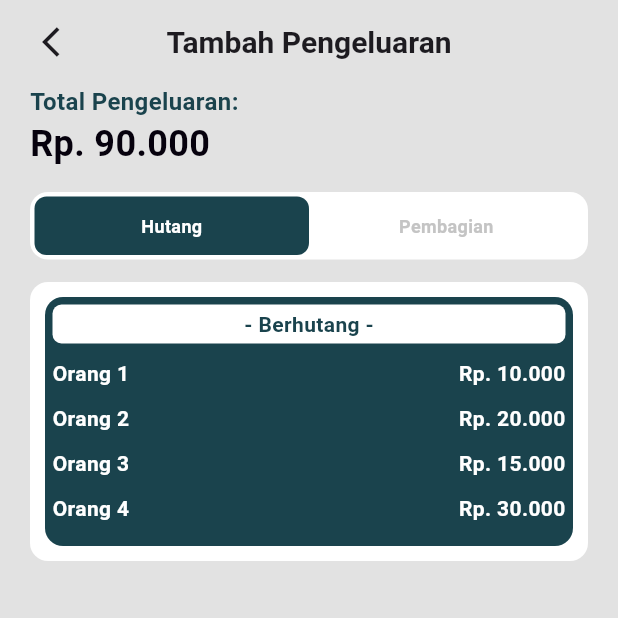
After one commit to Sythaz/SiapBayar-Frontend, a Flutter app: the HasilPerhitunganPage screen opened directly, on a phone screen of 412 x 824 dp, the top half of it. The commit adds this screen. Run offline on Flutter 3.47's test engine with Material 3 defaults, Android fonts, the phone set to English and light mode, and no system bars.

Commit message:
feat: Add PatunganModel and HasilPerhitunganPage

```diff
--- /dev/null
+++ b/lib/pages/hasil_perhitungan_page.dart
@@ -0,0 +1,285 @@
+import 'package:flutter/material.dart';
+
+import '../colors.dart';
+
+enum HasilCategory { hutang, pembagian }
+
+class HasilPerhitunganPage extends StatefulWidget {
+  const HasilPerhitunganPage({super.key});
+
+  @override
+  State<HasilPerhitunganPage> createState() => _HasilPerhitunganPageState();
+}
+
+class _HasilPerhitunganPageState extends State<HasilPerhitunganPage> {
+  HasilCategory _currentHasilCategory = HasilCategory.hutang;
+
+  final List<Map<String, String>> hutangList = [
+    {"nama": "Orang 1", "jumlah": "Rp. 10.000"},
+    {"nama": "Orang 2", "jumlah": "Rp. 20.000"},
+    {"nama": "Orang 3", "jumlah": "Rp. 15.000"},
+    {"nama": "Orang 4", "jumlah": "Rp. 30.000"},
+  ];
+
+  final List<Map<String, String>> pembagianList = [
+    {"nama": "Orang 1", "jumlah": "Rp. 0"},
+    {"nama": "Orang 2", "jumlah": "Rp. 0"},
+    {"nama": "Orang 3", "jumlah": "Rp. 0"},
+    {"nama": "Orang 4", "jumlah": "Rp. 90.000"},
+  ];
+
+  @override
+  Widget build(BuildContext context) {
+    return Scaffold(
+      backgroundColor: AppColors.background,
+      appBar: AppBar(
+        backgroundColor: AppColors.background,
+        centerTitle: true,
+        leading: Padding(
+          padding: const EdgeInsets.only(left: 20),
+          child: IconButton(
+            onPressed: () {
+              Navigator.pop(context);
+            },
+            icon: const Icon(Icons.arrow_back_ios),
+          ),
+        ),
+        title: const Text(
+          'Tambah Pengeluaran',
+          style: TextStyle(fontSize: 20, fontWeight: FontWeight.bold),
+        ),
+      ),
+      body: Padding(
+        padding: const EdgeInsets.symmetric(horizontal: 20),
+        child: Column(
+          crossAxisAlignment: CrossAxisAlignment.start,
+          children: [
+            Text(
+              'Total Pengeluaran:',
+              style: TextStyle(
+                fontSize: 16,
+                color: AppColors.primary,
+                fontWeight: FontWeight.bold,
+              ),
+            ),
+            Text(
+              'Rp. 90.000',
+              style: TextStyle(
+                fontSize: 24,
+                color: AppColors.black,
+                fontWeight: FontWeight.bold,
+              ),
+            ),
+            SizedBox(height: 15),
+            Container(
+              height: 45,
+              width: double.infinity,
+              decoration: BoxDecoration(
+                color: AppColors.white,
+                borderRadius: BorderRadius.circular(12),
+              ),
+              child: Padding(
+                padding: const EdgeInsets.symmetric(horizontal: 3, vertical: 3),
+                child: Row(
+                  children: [
+                    Expanded(
+                      child: InkWell(
+                        onTap: () {
+                          setState(() {
+                            _currentHasilCategory = HasilCategory.hutang;
+                          });
+                        },
+                        child: Container(
+                          decoration: BoxDecoration(
+                            color: _currentHasilCategory == HasilCategory.hutang
+                                ? AppColors.primary
+                                : AppColors.white,
+                            borderRadius: BorderRadius.circular(8),
+                          ),
+                          child: Center(
+                            child: Text(
+                              'Hutang',
+                              style: TextStyle(
+                                color:
+                                    _currentHasilCategory ==
+                                        HasilCategory.hutang
+                                    ? AppColors.white
+                                    : AppColors.grey,
+                                fontSize: 12,
+                                fontWeight: FontWeight.bold,
+                              ),
+                            ),
+                          ),
+                        ),
+                      ),
+                    ),
+                    Expanded(
+                      child: InkWell(
+                        onTap: () {
+                          setState(() {
+                            _currentHasilCategory = HasilCategory.pembagian;
+                          });
+                        },
+                        child: Container(
+                          decoration: BoxDecoration(
+                            color:
+                                _currentHasilCategory == HasilCategory.pembagian
+                                ? AppColors.primary
+                                : AppColors.white,
+                            borderRadius: BorderRadius.circular(8),
+                          ),
+                          child: Center(
+                            child: Text(
+                              'Pembagian',
+                              style: TextStyle(
+                                color:
+                                    _currentHasilCategory ==
+                                        HasilCategory.pembagian
+                                    ? AppColors.white
+                                    : AppColors.grey,
+                                fontSize: 12,
+                                fontWeight: FontWeight.bold,
+                              ),
+                            ),
+                          ),
+                        ),
+                      ),
+                    ),
+                  ],
+                ),
+              ),
+            ),
+            SizedBox(height: 15),
+            _currentHasilCategory == HasilCategory.hutang
+                ? Container(
+                    decoration: BoxDecoration(
+                      color: AppColors.white,
+                      borderRadius: BorderRadius.circular(12),
+                    ),
+                    child: Container(
+                      margin: const EdgeInsets.all(10),
+                      decoration: BoxDecoration(
+                        color: AppColors.primary,
+                        borderRadius: BorderRadius.circular(12),
+                      ),
+                      child: Padding(
+                        padding: const EdgeInsets.all(5.0),
+                        child: Column(
+                          mainAxisSize: MainAxisSize.min,
+                          children: [
+                            Container(
+                              alignment: Alignment.center,
+                              width: double.infinity,
+                              padding: const EdgeInsets.all(3),
+                              decoration: BoxDecoration(
+                                color: AppColors.white,
+                                borderRadius: BorderRadius.circular(6),
+                              ),
+                              child: const Text(
+                                '- Berhutang -',
+                                style: TextStyle(
+                                  color: AppColors.primary,
+                                  fontWeight: FontWeight.bold,
+                                ),
+                              ),
+                            ),
+                            const SizedBox(height: 10),
+                            ...hutangList.map(
+                              (item) => Padding(
+                                padding: const EdgeInsets.only(bottom: 10),
+                                child: Row(
+                                  mainAxisAlignment:
+                                      MainAxisAlignment.spaceBetween,
+                                  children: [
+                                    Text(
+                                      item["nama"]!,
+                                      style: const TextStyle(
+                                        fontWeight: FontWeight.bold,
+                                        color: AppColors.white,
+                                      ),
+                                    ),
+                                    Text(
+                                      item["jumlah"]!,
+                                      style: const TextStyle(
+                                        fontWeight: FontWeight.bold,
+                                        color: AppColors.white,
+                                      ),
+                                    ),
+                                  ],
+                                ),
+                              ),
+                            ),
+                          ],
+                        ),
+                      ),
+                    ),
+                  )
+                : Container(
+                    decoration: BoxDecoration(
+                      color: AppColors.white,
+                      borderRadius: BorderRadius.circular(12),
+                    ),
+                    child: Container(
+                      margin: const EdgeInsets.all(10),
+                      decoration: BoxDecoration(
+                        color: AppColors.primary,
+                        borderRadius: BorderRadius.circular(12),
+                      ),
+                      child: Padding(
+                        padding: const EdgeInsets.all(5.0),
+                        child: Column(
+                          mainAxisSize: MainAxisSize.min,
+                          children: [
+                            Container(
+                              alignment: Alignment.center,
+                              width: double.infinity,
+                              padding: const EdgeInsets.all(3),
+                              decoration: BoxDecoration(
+                                color: AppColors.white,
+                                borderRadius: BorderRadius.circular(6),
+                              ),
+                              child: const Text(
+                                '- Berhutang -',
+                                style: TextStyle(
+                                  color: AppColors.primary,
+                                  fontWeight: FontWeight.bold,
+                                ),
+                              ),
+                            ),
+                            const SizedBox(height: 10),
+                            ...pembagianList.map(
+                              (item) => Padding(
+                                padding: const EdgeInsets.only(bottom: 10),
+                                child: Row(
+                                  mainAxisAlignment:
+                                      MainAxisAlignment.spaceBetween,
+                                  children: [
+                                    Text(
+                                      item["nama"]!,
+                                      style: const TextStyle(
+                                        fontWeight: FontWeight.bold,
+                                        color: AppColors.white,
+                                      ),
+                                    ),
+                                    Text(
+                                      item["jumlah"]!,
+                                      style: const TextStyle(
+                                        fontWeight: FontWeight.bold,
+                                        color: AppColors.white,
+                                      ),
+                                    ),
+                                  ],
+                                ),
+                              ),
+                            ),
+                          ],
+                        ),
+                      ),
+                    ),
+                  ),
+          ],
+        ),
+      ),
+    );
+  }
+}
```
Also changed, not shown: lib/models/patungan_model.dart (added, +177 -0 lines), lib/pages/homePage.dart (+22 -3 lines), lib/pages/tambah_acara_page.dart (+7 -18 lines).
